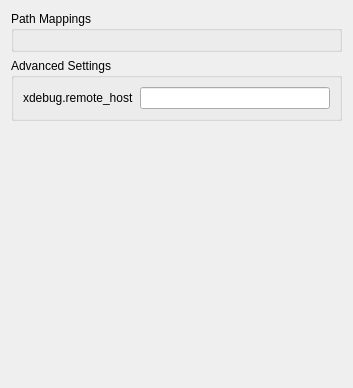
This is launchconfigurationpage.ui in KDE/kdev-xdebug as Qt 5 draws it before an edit. The edited form follows.
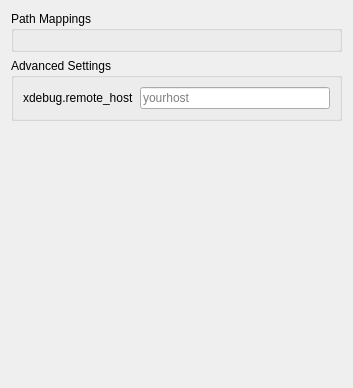
This is the edited form. Custom widgets are drawn as their Qt base class.

Commit message: add placeholder text

What changed in the file:
```diff
--- a/launchconfigurationpage.ui
+++ b/launchconfigurationpage.ui
@@ -37,7 +37,11 @@
        </widget>
       </item>
       <item row="0" column="1">
-       <widget class="QLineEdit" name="remoteHost"/>
+       <widget class="QLineEdit" name="remoteHost">
+        <property name="placeholderText">
+         <string>yourhost</string>
+        </property>
+       </widget>
       </item>
      </layout>
     </widget>
```
